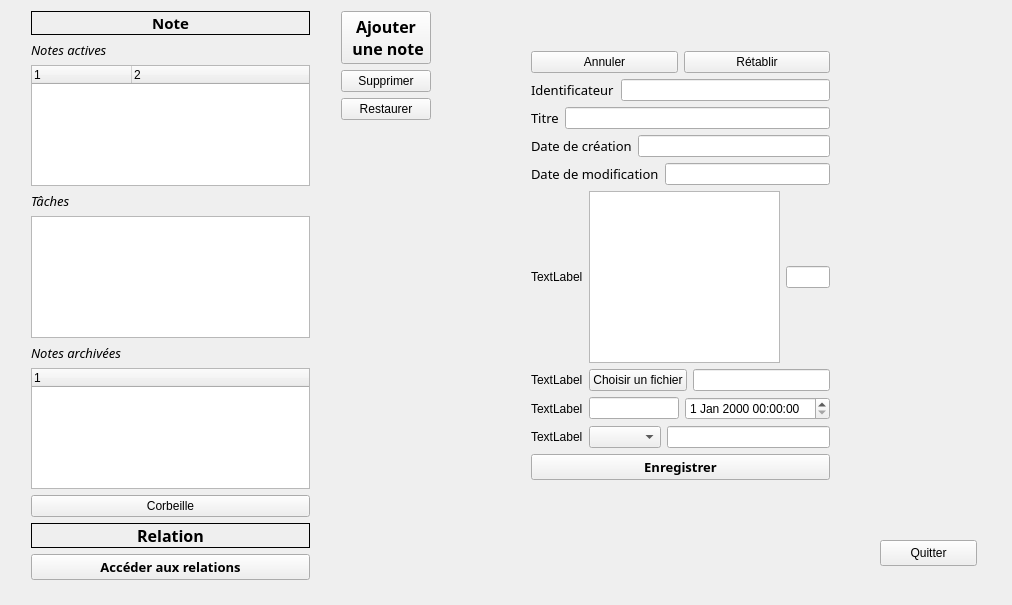
The window that PluriNotes/mainwindow.ui (hugochabs/LO21_plurinotes) describes before a commit, drawn with Qt 5.
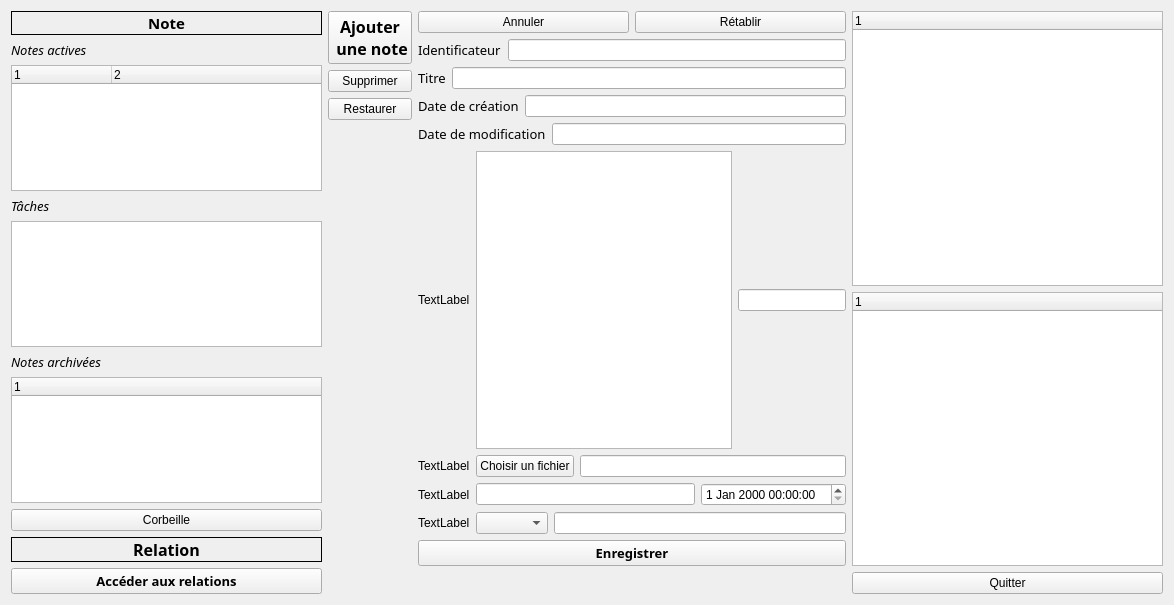
The same window after the commit.

Commit message: Rajout widget ascendant/descendants

Patch:
```diff
--- a/PluriNotes/mainwindow.ui
+++ b/PluriNotes/mainwindow.ui
@@ -6,7 +6,7 @@
    <rect>
     <x>0</x>
     <y>0</y>
-    <width>1012</width>
+    <width>1174</width>
     <height>605</height>
    </rect>
   </property>
@@ -14,70 +14,8 @@
    <string>MainWindow</string>
   </property>
   <widget class="QWidget" name="centralWidget">
-   <widget class="QWidget" name="layoutWidget">
-    <property name="geometry">
-     <rect>
-      <x>330</x>
-      <y>0</y>
-      <width>112</width>
-      <height>521</height>
-     </rect>
-    </property>
-    <layout class="QVBoxLayout" name="verticalLayout_3">
-     <item>
-      <widget class="QPushButton" name="addNote">
-       <property name="font">
-        <font>
-         <family>Corbel</family>
-         <pointsize>12</pointsize>
-         <weight>75</weight>
-         <bold>true</bold>
-        </font>
-       </property>
-       <property name="text">
-        <string>Ajouter
- une note</string>
-       </property>
-      </widget>
-     </item>
-     <item>
-      <widget class="QPushButton" name="delete_2">
-       <property name="text">
-        <string>Supprimer</string>
-       </property>
-      </widget>
-     </item>
-     <item>
-      <widget class="QPushButton" name="restoreButton_2">
-       <property name="text">
-        <string>Restaurer</string>
-       </property>
-      </widget>
-     </item>
-     <item>
-      <spacer name="verticalSpacer">
-       <property name="orientation">
-        <enum>Qt::Vertical</enum>
-       </property>
-       <property name="sizeHint" stdset="0">
-        <size>
-         <width>20</width>
-         <height>318</height>
-        </size>
-       </property>
-      </spacer>
-     </item>
-    </layout>
-   </widget>
-   <widget class="QWidget" name="layoutWidget">
-    <property name="geometry">
-     <rect>
-      <x>20</x>
-      <y>0</y>
-      <width>301</width>
-      <height>591</height>
-     </rect>
-    </property>
+   <layout class="QGridLayout" name="gridLayout">
+    <item row="0" column="0" rowspan="3">
     <layout class="QVBoxLayout" name="verticalLayout_4">
      <item>
       <spacer name="verticalSpacer_2">
@@ -256,16 +194,55 @@
       </layout>
      </item>
     </layout>
-   </widget>
-   <widget class="QWidget" name="layoutWidget">
-    <property name="geometry">
-     <rect>
-      <x>520</x>
-      <y>40</y>
-      <width>321</width>
-      <height>451</height>
-     </rect>
-    </property>
+    </item>
+    <item row="0" column="1" rowspan="2">
+     <layout class="QVBoxLayout" name="verticalLayout_3">
+      <item>
+       <widget class="QPushButton" name="addNote">
+        <property name="font">
+         <font>
+          <family>Corbel</family>
+          <pointsize>12</pointsize>
+          <weight>75</weight>
+          <bold>true</bold>
+         </font>
+        </property>
+        <property name="text">
+         <string>Ajouter
+ une note</string>
+        </property>
+       </widget>
+      </item>
+      <item>
+       <widget class="QPushButton" name="delete_2">
+        <property name="text">
+         <string>Supprimer</string>
+        </property>
+       </widget>
+      </item>
+      <item>
+       <widget class="QPushButton" name="restoreButton_2">
+        <property name="text">
+         <string>Restaurer</string>
+        </property>
+       </widget>
+      </item>
+      <item>
+       <spacer name="verticalSpacer">
+        <property name="orientation">
+         <enum>Qt::Vertical</enum>
+        </property>
+        <property name="sizeHint" stdset="0">
+         <size>
+          <width>20</width>
+          <height>318</height>
+         </size>
+        </property>
+       </spacer>
+      </item>
+     </layout>
+    </item>
+    <item row="0" column="2" rowspan="2">
     <layout class="QVBoxLayout" name="verticalLayout_5">
      <item>
       <layout class="QHBoxLayout" name="horizontalLayout_9">
@@ -453,20 +430,33 @@
       </widget>
      </item>
     </layout>
-   </widget>
+    </item>
+    <item row="0" column="3">
+     <widget class="QTreeWidget" name="ascendants">
+      <column>
+       <property name="text">
+        <string notr="true">1</string>
+       </property>
+      </column>
+     </widget>
+    </item>
+    <item row="1" column="3">
+     <widget class="QTreeWidget" name="descendants">
+      <column>
+       <property name="text">
+        <string notr="true">1</string>
+       </property>
+      </column>
+     </widget>
+    </item>
+    <item row="2" column="3">
    <widget class="QPushButton" name="quit">
-    <property name="geometry">
-     <rect>
-      <x>880</x>
-      <y>540</y>
-      <width>97</width>
-      <height>26</height>
-     </rect>
-    </property>
     <property name="text">
      <string>Quitter</string>
     </property>
    </widget>
+    </item>
+   </layout>
   </widget>
  </widget>
  <layoutdefault spacing="6" margin="11"/>
```
Lines whose indentation alone changed are shown as unchanged. The commit also changes 4 other files.
